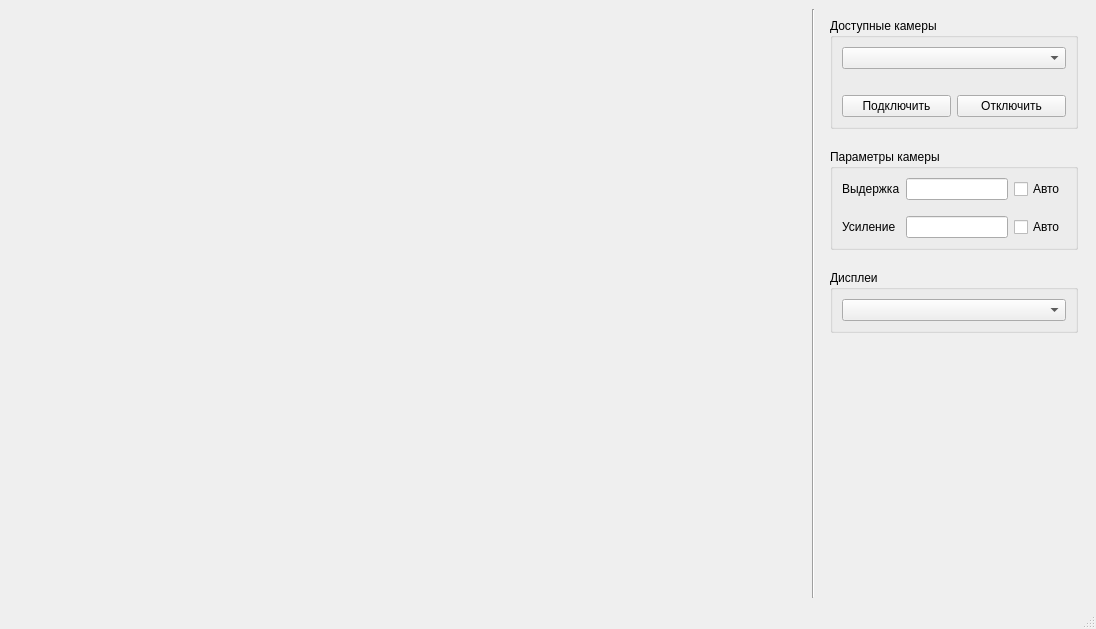
Old version of the form view/mainwindow.ui in the repository Superdudl/DigitalVision.
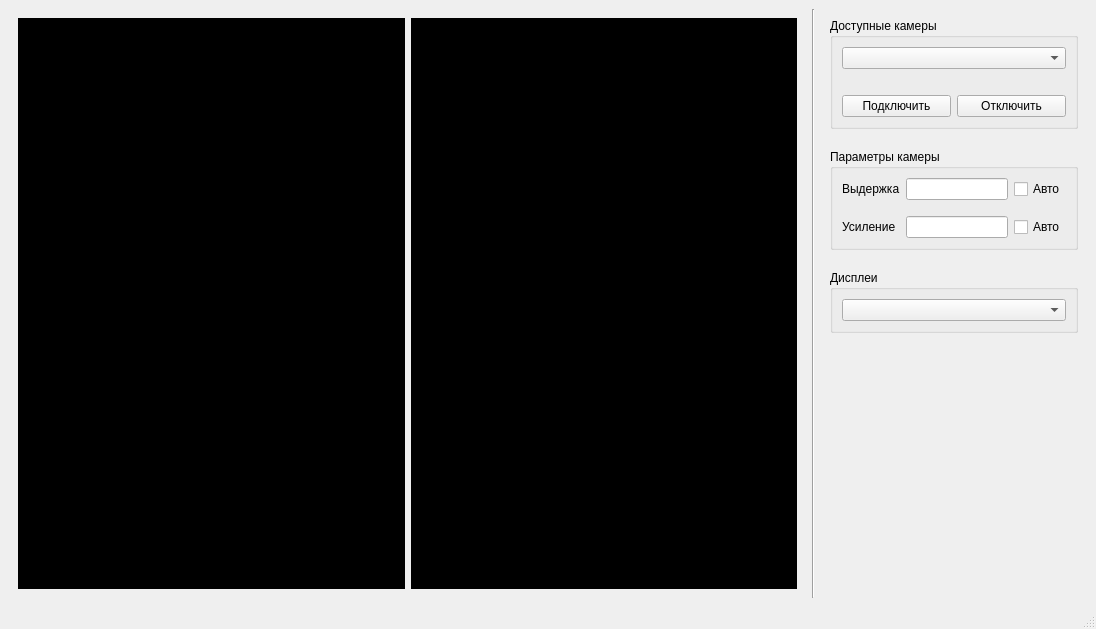
New version of the form.

Commit message: фиксы

Patch:
```diff
--- a/view/mainwindow.ui
+++ b/view/mainwindow.ui
@@ -16,7 +16,45 @@
   <widget class="QWidget" name="centralwidget">
    <layout class="QHBoxLayout" name="horizontalLayout" stretch="3,0,1">
     <item>
-     <widget class="QWidget" name="CameraWidget" native="true"/>
+     <widget class="QWidget" name="CameraWidget" native="true">
+      <layout class="QHBoxLayout" name="horizontalLayout_2">
+       <item>
+        <widget class="QLabel" name="right_camera">
+         <property name="styleSheet">
+          <string notr="true">background-color: rgb(0, 0, 0);</string>
+         </property>
+         <property name="frameShape">
+          <enum>QFrame::Shape::StyledPanel</enum>
+         </property>
+         <property name="text">
+          <string/>
+         </property>
+         <property name="alignment">
+          <set>Qt::AlignmentFlag::AlignCenter</set>
+         </property>
+        </widget>
+       </item>
+       <item>
+        <widget class="QLabel" name="left_camera">
+         <property name="layoutDirection">
+          <enum>Qt::LayoutDirection::LeftToRight</enum>
+         </property>
+         <property name="styleSheet">
+          <string notr="true">background-color: rgb(0, 0, 0);</string>
+         </property>
+         <property name="frameShape">
+          <enum>QFrame::Shape::StyledPanel</enum>
+         </property>
+         <property name="text">
+          <string/>
+         </property>
+         <property name="alignment">
+          <set>Qt::AlignmentFlag::AlignCenter</set>
+         </property>
+        </widget>
+       </item>
+      </layout>
+     </widget>
     </item>
     <item>
      <widget class="Line" name="line">
```
The commit also changes 1 other file.
